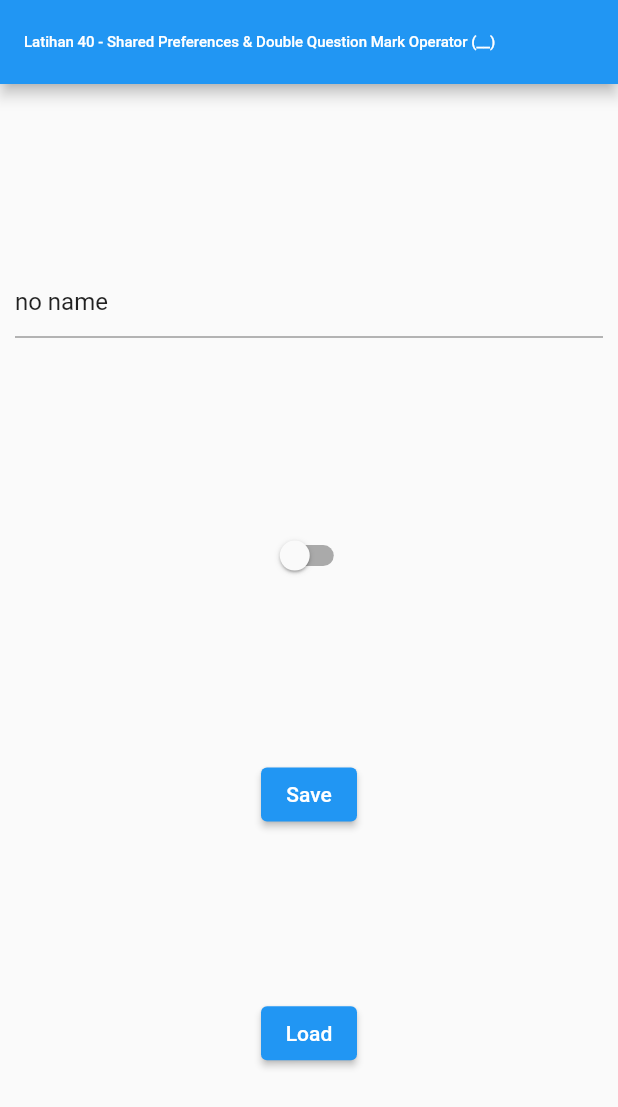
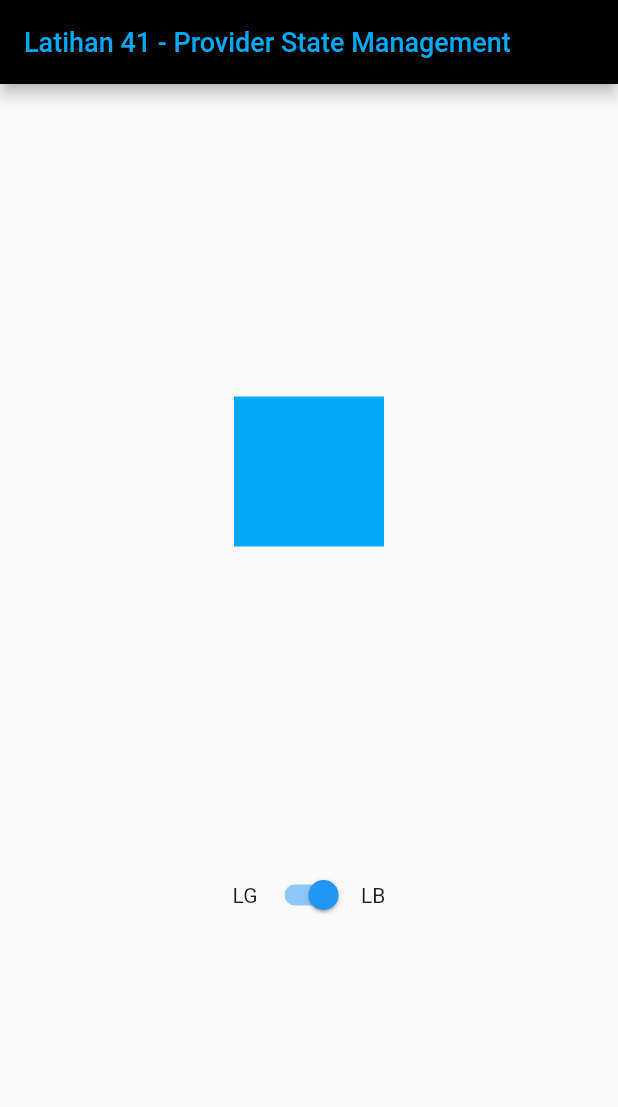
Before and after one commit to dodichakill/latihan_flutter_ku, a Flutter app: the screen it shows after launch, on a phone screen of 412 x 824 dp. Shown: the top 1107 px of the screen. Run offline on Flutter 3.47's test engine with Material 2 defaults, Android fonts, the phone set to English and light mode, and no system bars.

Commit message:
Latihan 41 - Provider State Management

```diff
--- /dev/null
+++ b/lib/application_color.dart
@@ -0,0 +1,14 @@
+import 'package:flutter/foundation.dart';
+import 'package:flutter/material.dart';
+
+class ApplicationColor with ChangeNotifier {
+  bool _isLightBlue = true;
+
+  bool get isLightBlue => _isLightBlue;
+  set isLightBlue(bool value) {
+    _isLightBlue = value;
+    notifyListeners();
+  }
+
+  Color get color => (_isLightBlue) ? Colors.lightBlue : Colors.lightGreen;
+}
--- a/lib/main.dart
+++ b/lib/main.dart
@@ -1,86 +1,75 @@
-// Latihan 40 - Shared Preferences & Double Question Mark Operator (__)
+// Latihan 41 - Provider State Management
 
 import 'package:flutter/material.dart';
-import 'package:shared_preferences/shared_preferences.dart';
+import 'package:provider/provider.dart';
+import 'package:latihan_flutter_ku/application_color.dart';
 
 void main() => runApp(MyApp());
 
-class MyApp extends StatefulWidget {
-  @override
-  _MyAppState createState() => _MyAppState();
-}
-
-class _MyAppState extends State<MyApp> {
-  TextEditingController controller =
-      TextEditingController(text: 'no name'); //kondisi default TextField
-  bool isON = false; //kondisi tombol
-
-  void saveData() async {
-    SharedPreferences pref = await SharedPreferences.getInstance();
-    pref.setString('nama', controller.text);
-    pref.setBool('ison', isON);
-  } // berguna untuk menyimpan data yang telah dibuat
-
-  Future<String> getNama() async {
-    SharedPreferences pref = await SharedPreferences.getInstance();
-    return pref.getString('nama') ??
-        'no name'; //jika datanya tidak null maka tampilkan data nama jika tidak maka tampilkan 'no name'
-  } // berguna untuk mendapatkan data nama yang telah disimpan
-
-  Future<bool> getON() async {
-    SharedPreferences pref = await SharedPreferences.getInstance();
-    return pref.getBool('ison') ??
-        false; //jika datanya tidak null maka tampilkan data ison jika tidak tampilkan false
-  } // berguna untuk mendapatkan data isON yang telah disimpan
-
+class MyApp extends StatelessWidget {
   @override
   Widget build(BuildContext context) {
     return MaterialApp(
-        home: Scaffold(
-      appBar: AppBar(
-        title: Text(
-            'Latihan 40 - Shared Preferences & Double Question Mark Operator (__)',
-            style: TextStyle(
-              fontSize: 10,
-            )),
-      ),
-      body: Column(mainAxisAlignment: MainAxisAlignment.spaceEvenly, children: [
-        Container(
-          margin: EdgeInsets.all(10),
-          child: TextField(
-            controller: controller,
+        home: ChangeNotifierProvider<ApplicationColor>(
+      builder: (context) =>
+          ApplicationColor(), // ini udah deprecated diaganti dengan dibawah ini (untuk sdk flutter versi 2.x.x)
+      // create: (BuildContext context) => ApplicationColor(),
+
+      child: Scaffold(
+        appBar: AppBar(
+          backgroundColor: Colors.black,
+          title: Consumer<ApplicationColor>(
+            builder: (context, applicationColor, _) =>
+                Text('Latihan 41 - Provider State Management',
+                    style: TextStyle(
+                      color: applicationColor.color,
+                      fontSize: 18,
+                    )),
           ),
         ),
-        Switch(
-            value: isON,
-            onChanged: (newValue) {
-              setState(() {
-                isON = newValue;
-              });
-            }),
-        ElevatedButton(
-            onPressed: () {
-              saveData(); //menjalankan perintah saveData
-            },
-            child: Text('Save')),
-        ElevatedButton(
-            onPressed: () {
-              getNama().then((s) {
-                controller.text = s;
-                setState(() {});
-              }); //menjalankan perintah getNama dan mengisi nilainya pada controller.text
-              getON().then((b) {
-                isON = b;
-                setState(() {});
-              });
-            },
-            child: Text('Load'))
-      ]),
+        body: Center(
+          child: Column(
+              mainAxisAlignment: MainAxisAlignment.spaceEvenly,
+              children: [
+                Consumer<ApplicationColor>(
+                  builder: (context, applicationColor, _) => AnimatedContainer(
+                      width: 100,
+                      height: 100,
+                      margin: EdgeInsets.all(5),
+                      color: applicationColor.color,
+                      duration: Duration(milliseconds: 500)),
+                ),
+                Row(
+                  mainAxisAlignment: MainAxisAlignment.center,
+                  children: [
+                    Container(margin: EdgeInsets.all(5), child: Text('LG')),
+                    Consumer<ApplicationColor>(
+                        builder: (context, applicationColor, _) => Switch(
+                            value: applicationColor.isLightBlue,
+                            onChanged: (newValue) {
+                              applicationColor.isLightBlue = newValue;
+                            })),
+                    Container(margin: EdgeInsets.all(5), child: Text('LB')),
+                  ],
+                )
+              ]),
+        ),
+      ),
     ));
+
+    //   return MaterialApp(
+    //     home: Scaffold(
+    //       body: Center(
+    //         child: Text('tes'),
+    //       ),
+    //     ),
+    //   );
   }
 }
+
 // penjelasan singkat
 // ----------------
-// Shared Preferences berguna untuk menyimpan data yang tidak terlalu kompleks
-// sebelum menggunakannya pastikan shared_preferences sudah terdaftar pada pubspec.yaml
+// Provider State Management berguna untuk mengatur provider state (perubahan nilai pada widget tertentu saja dan nilai tersebut tersimpan di dalam shared state, shared state perlu mengimplement Change Notifier supaya ia dapat memberitahu pada element yang membutuhkan statenya) yang mempunyai ChangeNotifierProvider widget yang berguna untuk menyediakan objek dari shared state (instance). dan pada elemen/widget yang perlu berubah sesuai statenya harus di bungkus dengan widget Consumer yang berfungsi menandakan bahwa widget tersebut perlu diberitahu jika terjadi perubahan state yang bersangkutan. hal ini lebih efisien dari pada menggunakan setState() yang meredraw ulang seluruh komponen
+// sebelum menggunakannya pastikan provider sudah terdaftar pada pubspec.yaml
 // diatas merupakan contoh penerapannya
+// jika gagal dibuild itu karena versi sdk flutter ini menggunakan flutter versi 2.x.x , cobalah mengubah/downgrade/download ulang flutternya menjadi flutter versi 1.x.x
--- a/pubspec.yaml
+++ b/pubspec.yaml
@@ -24,7 +24,7 @@ dependencies:
   flutter:
     sdk: flutter
   cupertino_icons: ^1.0.0
-  shared_preferences: ^0.5.4+4
+  provider: ^3.0.0+1
 
 dev_dependencies:
   flutter_test:
```
Also changed, not shown: pubspec.lock.
